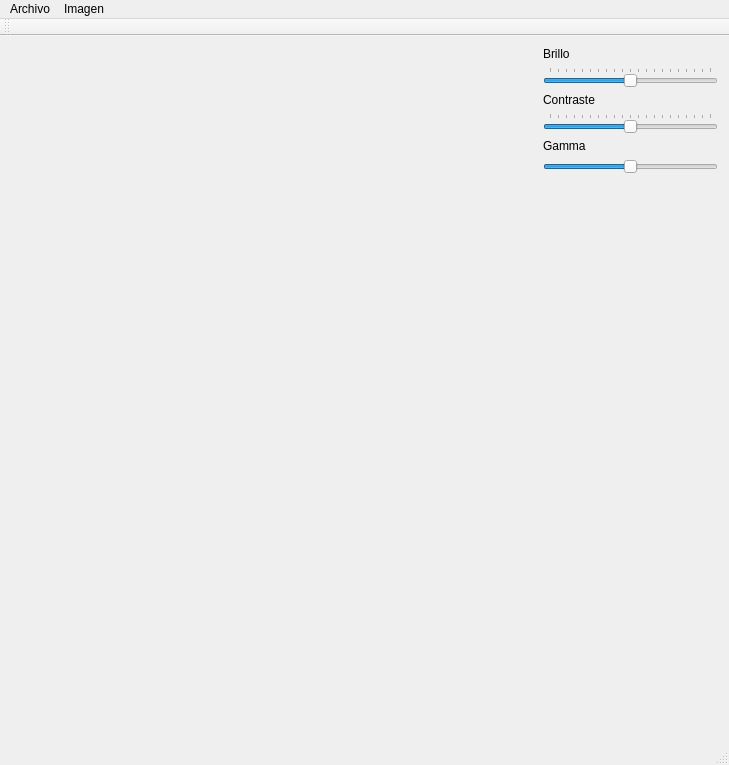
Above: ImageViewer/mainwindow.ui from diegoamusicr/DiegoAmableTCG before the change. Below: the same form after it.
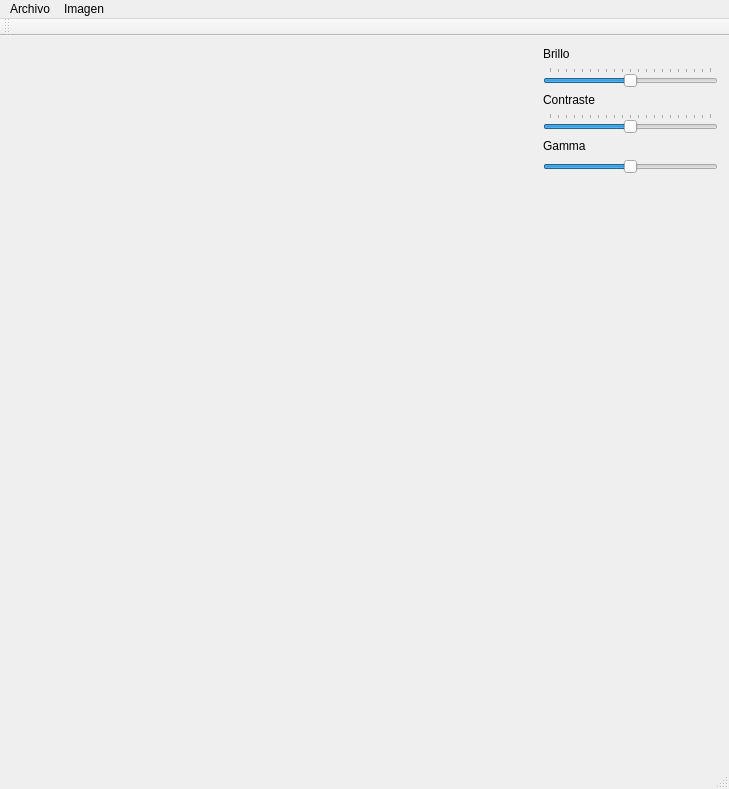
That is the form after the change.

```diff
--- a/ImageViewer/mainwindow.ui
+++ b/ImageViewer/mainwindow.ui
@@ -7,7 +7,7 @@
     <x>0</x>
     <y>0</y>
     <width>729</width>
-    <height>477</height>
+    <height>789</height>
    </rect>
   </property>
   <property name="windowTitle">
```
Left out of the diff: 6 changed lines with no effect on the pictures.
